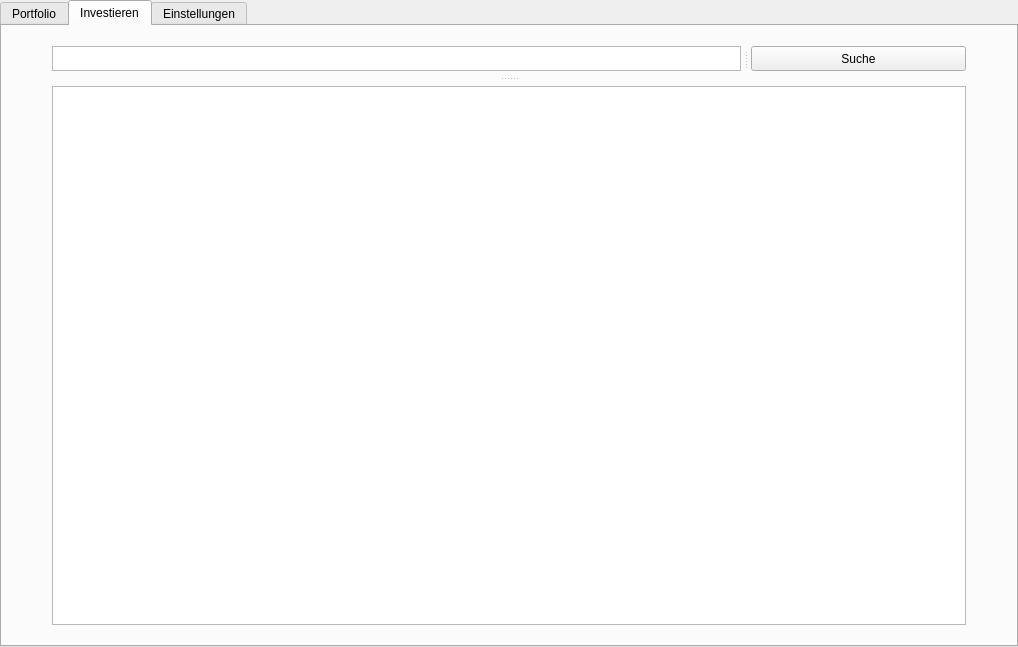
The window that ui/main_window.ui (eliaskohout/Boersenspiel) describes before a commit, drawn with Qt 5.
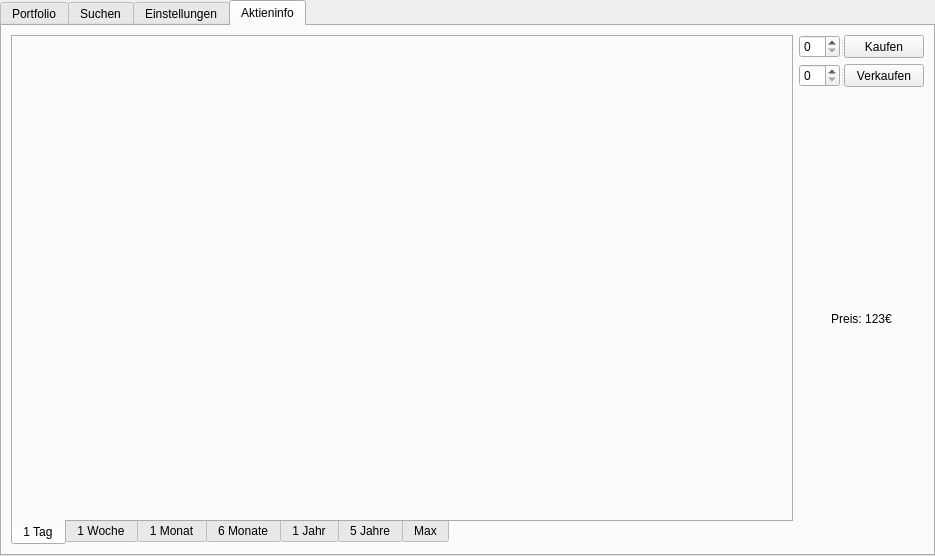
The same window after the commit. The open tabs and pages were chosen to show the change.

What changed in the file:
```diff
--- a/ui/main_window.ui
+++ b/ui/main_window.ui
@@ -6,8 +6,8 @@
    <rect>
     <x>0</x>
     <y>0</y>
-    <width>1018</width>
-    <height>647</height>
+    <width>935</width>
+    <height>556</height>
    </rect>
   </property>
   <property name="maximumSize">
@@ -35,15 +35,30 @@
    <property name="bottomMargin">
     <number>0</number>
    </property>
-   <item row="1" column="0">
+   <item row="0" column="0">
     <widget class="QTabWidget" name="tabWidget">
+     <property name="enabled">
+      <bool>true</bool>
+     </property>
      <property name="tabPosition">
       <enum>QTabWidget::North</enum>
      </property>
      <property name="currentIndex">
       <number>1</number>
      </property>
-     <widget class="QWidget" name="tab_home">
+     <property name="usesScrollButtons">
+      <bool>true</bool>
+     </property>
+     <property name="documentMode">
+      <bool>false</bool>
+     </property>
+     <property name="tabsClosable">
+      <bool>false</bool>
+     </property>
+     <property name="tabBarAutoHide">
+      <bool>false</bool>
+     </property>
+     <widget class="QWidget" name="tab_portfolio">
       <attribute name="title">
        <string>Portfolio</string>
       </attribute>
@@ -76,7 +91,7 @@
        <bool>false</bool>
       </property>
       <attribute name="title">
-       <string>Investieren</string>
+       <string>Suchen</string>
       </attribute>
       <layout class="QGridLayout" name="gridLayout_2">
        <property name="leftMargin">
@@ -190,6 +205,125 @@
        <string>Einstellungen</string>
       </attribute>
      </widget>
+     <widget class="QWidget" name="tab_aktieninfo">
+      <property name="enabled">
+       <bool>true</bool>
+      </property>
+      <property name="cursor">
+       <cursorShape>ArrowCursor</cursorShape>
+      </property>
+      <attribute name="title">
+       <string>Aktieninfo</string>
+      </attribute>
+      <layout class="QGridLayout" name="gridLayout_5">
+       <item row="0" column="0">
+        <widget class="QTabWidget" name="tabWidget_diagramm">
+         <property name="tabPosition">
+          <enum>QTabWidget::South</enum>
+         </property>
+         <property name="currentIndex">
+          <number>0</number>
+         </property>
+         <widget class="QWidget" name="tab_1Tag">
+          <attribute name="title">
+           <string>1 Tag</string>
+          </attribute>
+         </widget>
+         <widget class="QWidget" name="tab_1Woche">
+          <attribute name="title">
+           <string>1 Woche</string>
+          </attribute>
+         </widget>
+         <widget class="QWidget" name="tab_1Monat">
+          <attribute name="title">
+           <string>1 Monat</string>
+          </attribute>
+         </widget>
+         <widget class="QWidget" name="tab_6Monate">
+          <attribute name="title">
+           <string>6 Monate</string>
+          </attribute>
+         </widget>
+         <widget class="QWidget" name="tab_1Jahr">
+          <attribute name="title">
+           <string>1 Jahr</string>
+          </attribute>
+         </widget>
+         <widget class="QWidget" name="tab_5Jahre">
+          <attribute name="title">
+           <string>5 Jahre</string>
+          </attribute>
+         </widget>
+         <widget class="QWidget" name="tab_Max">
+          <attribute name="title">
+           <string>Max</string>
+          </attribute>
+         </widget>
+        </widget>
+       </item>
+       <item row="0" column="1">
+        <layout class="QVBoxLayout" name="verticalLayout">
+         <property name="sizeConstraint">
+          <enum>QLayout::SetDefaultConstraint</enum>
+         </property>
+         <item>
+          <widget class="QSplitter" name="splitter_3">
+           <property name="sizePolicy">
+            <sizepolicy hsizetype="Fixed" vsizetype="Fixed">
+             <horstretch>0</horstretch>
+             <verstretch>0</verstretch>
+            </sizepolicy>
+           </property>
+           <property name="orientation">
+            <enum>Qt::Horizontal</enum>
+           </property>
+           <widget class="QSpinBox" name="spinBox_anzahlKaufen"/>
+           <widget class="QPushButton" name="pushButton_kaufen">
+            <property name="sizePolicy">
+             <sizepolicy hsizetype="Minimum" vsizetype="Fixed">
+              <horstretch>0</horstretch>
+              <verstretch>0</verstretch>
+             </sizepolicy>
+            </property>
+            <property name="text">
+             <string>Kaufen</string>
+            </property>
+           </widget>
+          </widget>
+         </item>
+         <item>
+          <widget class="QSplitter" name="splitter_4">
+           <property name="sizePolicy">
+            <sizepolicy hsizetype="Fixed" vsizetype="Fixed">
+             <horstretch>0</horstretch>
+             <verstretch>0</verstretch>
+            </sizepolicy>
+           </property>
+           <property name="orientation">
+            <enum>Qt::Horizontal</enum>
+           </property>
+           <widget class="QSpinBox" name="spinBox_anzahlVerkaufen"/>
+           <widget class="QPushButton" name="pushButton_verkaufen">
+            <property name="text">
+             <string>Verkaufen</string>
+            </property>
+           </widget>
+          </widget>
+         </item>
+         <item>
+          <widget class="QLabel" name="label_preis">
+           <property name="text">
+            <string>Preis: 123€</string>
+           </property>
+           <property name="alignment">
+            <set>Qt::AlignCenter</set>
+           </property>
+          </widget>
+         </item>
+        </layout>
+       </item>
+      </layout>
+     </widget>
     </widget>
    </item>
   </layout>
```
Left out of the diff: 8 changed lines with no effect on the pictures.
